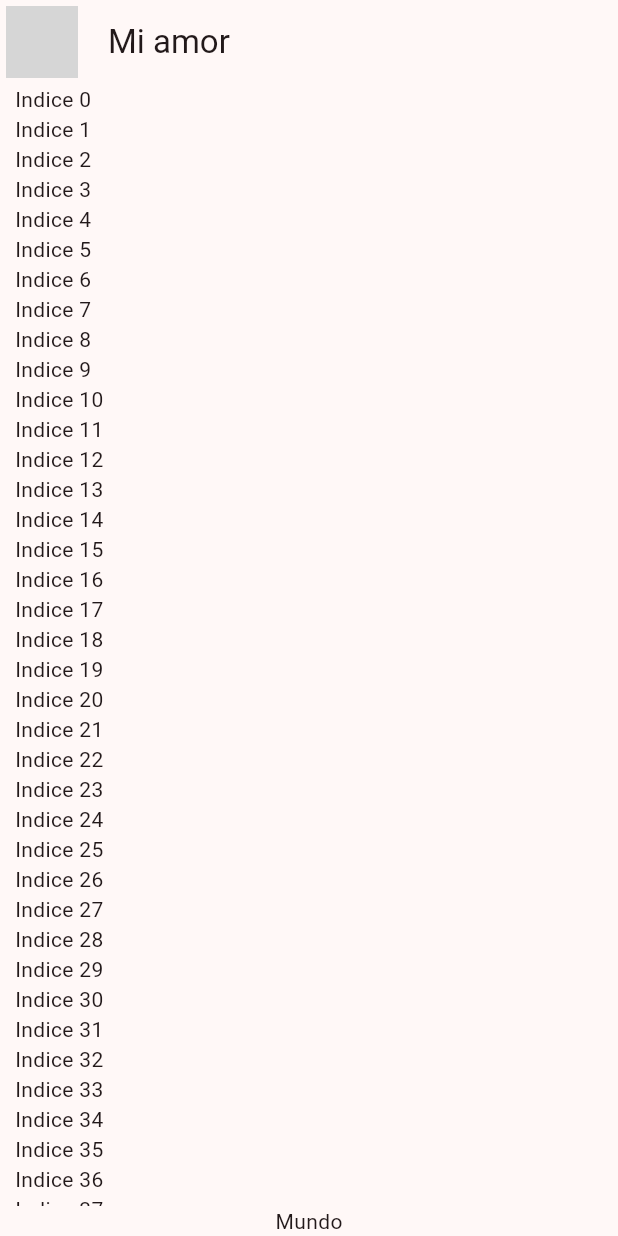
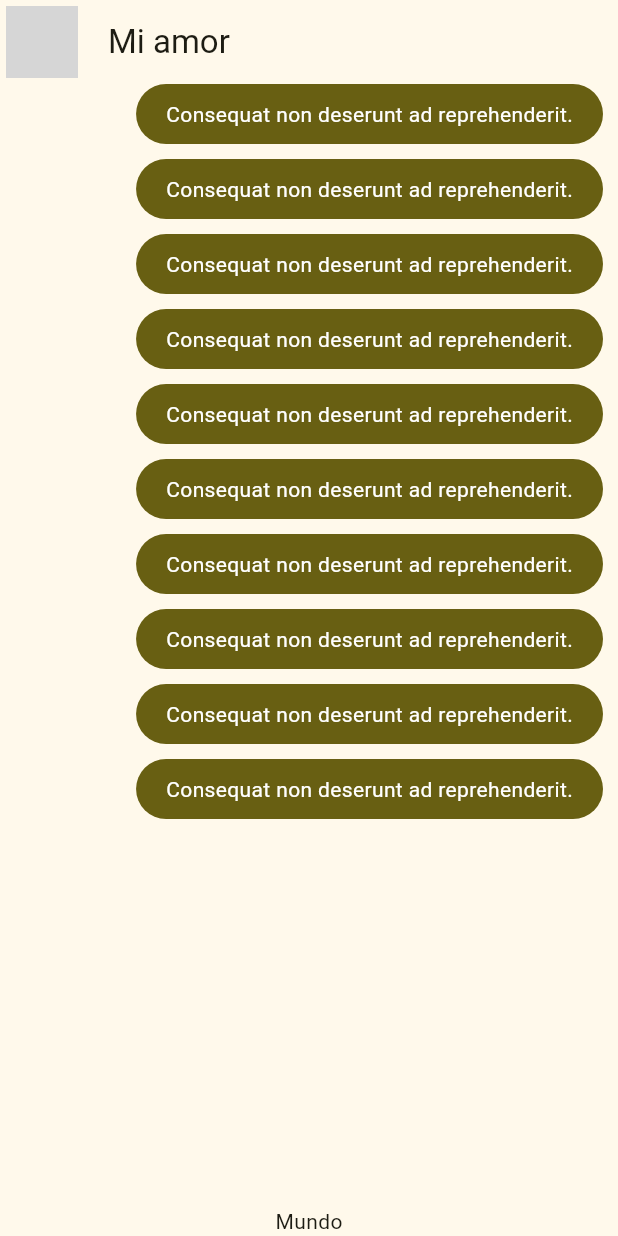
Before and after one commit to KeingCasabona/Example-Dart-Flutter-YesNo, a Flutter app: the screen it shows after launch, on a phone screen of 412 x 824 dp. Run offline on Flutter 3.47's test engine with Material 3 defaults, Android fonts, the phone set to English and light mode, and no system bars; network calls fail; grey boxes are pictures that could not be loaded.

Commit message:
feat: Add my message

```diff
--- a/lib/main.dart
+++ b/lib/main.dart
@@ -1,6 +1,6 @@
 import 'package:flutter/material.dart';
 import 'package:yes_no_app/config/app_theme.dart';
-import 'package:yes_no_app/presentation/chat/chat_screen.dart';
+import 'package:yes_no_app/presentation/screens/chat/chat_screen.dart';
 
 void main() => runApp(const MyApp());
 
@@ -12,7 +12,7 @@ class MyApp extends StatelessWidget {
     return MaterialApp(
       title: 'Yes No App',
       debugShowCheckedModeBanner: false,
-      theme: AppTheme(selectedColor: 6).theme(),
+      theme: AppTheme(selectedColor: 4).theme(),
       home: const ChatScreen(),
     );
   }
--- a/lib/presentation/chat/chat_screen.dart
+++ b/lib/presentation/screens/chat/chat_screen.dart
@@ -1,4 +1,5 @@
 import 'package:flutter/material.dart';
+import 'package:yes_no_app/presentation/widgets/chat/my_message_bubble.dart';
 
 class ChatScreen extends StatelessWidget {
   const ChatScreen({super.key});
@@ -23,10 +24,6 @@ class ChatScreen extends StatelessWidget {
 }
 
 class _ChatView extends StatelessWidget {
-  const _ChatView({
-    super.key,
-  });
-
   @override
   Widget build(BuildContext context) {
     return SafeArea(
@@ -36,9 +33,9 @@ class _ChatView extends StatelessWidget {
           children: [
             Expanded(
               child: ListView.builder(
-                itemCount: 100,
+                itemCount: 10,
                 itemBuilder: (context, index) {
-                  return Text('Indice $index');
+                  return MyMessageBubble();
                 },
               ),
             ),
--- /dev/null
+++ b/lib/presentation/widgets/chat/my_message_bubble.dart
@@ -0,0 +1,31 @@
+import 'package:flutter/material.dart';
+
+class MyMessageBubble extends StatelessWidget {
+  const MyMessageBubble({super.key});
+
+  @override
+  Widget build(BuildContext context) {
+    final colors = Theme.of(context).colorScheme;
+    return Column(
+      crossAxisAlignment: CrossAxisAlignment.end,
+      children: [
+        Container(
+          //height: 10,
+          //width: 10,
+          decoration: BoxDecoration(
+            color: colors.primary,
+            borderRadius: BorderRadius.circular(20),
+          ),
+          child: Padding(
+            padding: const EdgeInsets.symmetric(horizontal: 20, vertical: 10),
+            child: Text(
+              'Consequat non deserunt ad reprehenderit.',
+              style: TextStyle(color: Colors.white),
+            ),
+          ),
+        ),
+        SizedBox(height: 10),
+      ],
+    );
+  }
+}
```
